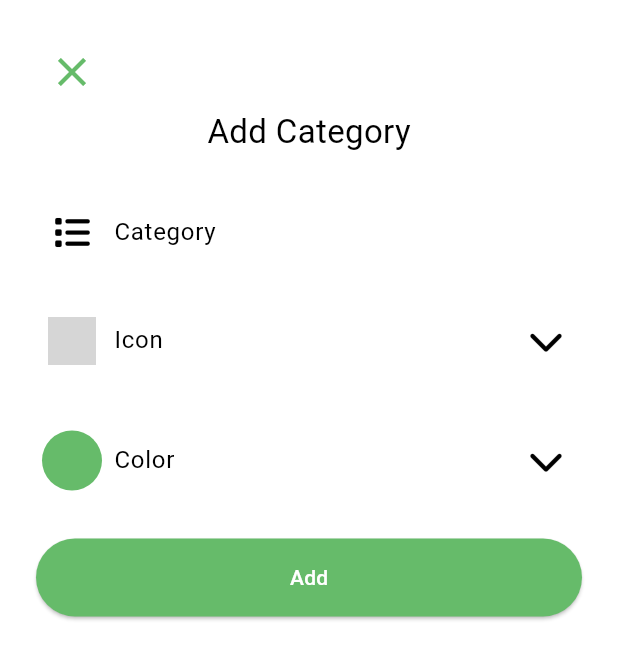
After one commit to prateekthakur272/pizza, a Flutter app: the AddCategoryScreen screen opened directly, on a phone screen of 412 x 824 dp. The commit adds this screen. Shown: the top 659 px of the screen. Run offline on Flutter 3.47's test engine with Material 3 defaults, Android fonts, the phone set to English and light mode, and no system bars; our stand-ins replace bloc, cloud_firestore, equatable, firebase_auth, firebase_core, fl_chart and 4 more; accounts and stored records are empty; grey boxes are pictures that could not be loaded.

Commit message:
adds add category screen

```diff
--- a/lib/main.dart
+++ b/lib/main.dart
@@ -1,10 +1,13 @@
+import 'package:bloc/bloc.dart';
 import 'package:firebase_core/firebase_core.dart';
 import 'package:flutter/material.dart';
 import 'package:pizza/app.dart';
+import 'package:pizza/blocs/bloc_observer.dart';
 import 'package:user_repository/user_repository.dart';
 
 void main(List<String> args) async {
   WidgetsFlutterBinding.ensureInitialized();
   await Firebase.initializeApp();
+  Bloc.observer = SimpleBlocObserver();
   runApp(App(userRepository: FirebaseUserRepository()));
 }
--- /dev/null
+++ b/lib/screens/add_expense/add_category.dart
@@ -0,0 +1,174 @@
+import 'package:flutter/material.dart';
+import 'package:flutter_colorpicker/flutter_colorpicker.dart';
+import 'package:font_awesome_flutter/font_awesome_flutter.dart';
+import 'package:pizza/constants/constants.dart';
+import 'package:pizza/widgets/custom_form_field.dart';
+
+class AddCategoryScreen extends StatefulWidget {
+  const AddCategoryScreen({super.key});
+
+  @override
+  State<AddCategoryScreen> createState() => _AddCategoryScreenState();
+}
+
+class _AddCategoryScreenState extends State<AddCategoryScreen> {
+  List<String> myCategoriesIcons = [
+    'entertainment',
+    'food',
+    'home',
+    'pet',
+    'shopping',
+    'tech',
+    'travel'
+  ];
+  var _iconSelectorExpanded = false;
+
+  String _iconSelected = 'home';
+  Color _colorSelected = colorPrimary;
+
+  @override
+  Widget build(BuildContext context) {
+    return Scaffold(
+      body: SafeArea(
+        child: Padding(
+          padding: const EdgeInsets.all(24),
+          child: SingleChildScrollView(
+            child: Column(
+              children: [
+                Align(
+                    alignment: Alignment.topLeft,
+                    child: IconButton(
+                        iconSize: 32,
+                        style: IconButton.styleFrom(
+                            backgroundColor:
+                                Theme.of(context).colorScheme.surface,
+                            foregroundColor:
+                                Theme.of(context).colorScheme.primary),
+                        onPressed: () {
+                          Navigator.pop(context);
+                        },
+                        icon: const Icon(Icons.close))),
+                const Text(
+                  'Add Category',
+                  style: TextStyle(fontSize: 22, fontWeight: FontWeight.w400),
+                ),
+                space24,
+                const CustomFormField(
+                  label: 'Category',
+                  prefixIcon: Icon(FontAwesomeIcons.list),
+                ),
+                space16,
+                CustomFormField(
+                  readOnly: true,
+                  label: 'Icon',
+                  suffixIcon: const Icon(FontAwesomeIcons.chevronDown),
+                  prefixIcon: Padding(
+                    padding: const EdgeInsets.all(8.0),
+                    child: ImageIcon(AssetImage('assets/$_iconSelected.png'),),
+                  ),
+                  onTap: () {
+                    setState(() {
+                      _iconSelectorExpanded = !_iconSelectorExpanded;
+                    });
+                  },
+                ),
+                space8,
+                Visibility(
+                  visible: _iconSelectorExpanded,
+                  child: Container(
+                    padding: const EdgeInsets.all(8),
+                    width: MediaQuery.of(context).size.width,
+                    height: 200,
+                    decoration: BoxDecoration(
+                        borderRadius: BorderRadius.circular(24),
+                        color: Colors.white),
+                    child: GridView.builder(
+                        gridDelegate:
+                            const SliverGridDelegateWithFixedCrossAxisCount(
+                                crossAxisCount: 5,
+                                crossAxisSpacing: 4,
+                                mainAxisSpacing: 4),
+                        itemCount: myCategoriesIcons.length,
+                        itemBuilder: (context, index) => Container(
+                              decoration: BoxDecoration(
+                                  shape: BoxShape.rectangle,
+                                  borderRadius: BorderRadius.circular(16),
+                                  border: Border.all(
+                                      color: _iconSelected ==
+                                              myCategoriesIcons[index]
+                                          ? Theme.of(context)
+                                              .colorScheme
+                                              .primary
+                                          : Theme.of(context)
+                                              .colorScheme
+                                              .onSurface)),
+                              child: InkWell(
+                                onTap: () {
+                                  setState(() {
+                                    _iconSelected = myCategoriesIcons[index];
+                                  });
+                                },
+                                child: ImageIcon(
+                                  color: _iconSelected ==
+                                          myCategoriesIcons[index]
+                                      ? Theme.of(context).colorScheme.primary
+                                      : Theme.of(context).colorScheme.onSurface,
+                                  AssetImage(
+                                      'assets/${myCategoriesIcons[index]}.png'),
+                                ),
+                              ),
+                            )),
+                  ),
+                ),
+                space16,
+                CustomFormField(
+                  onTap: () {
+                    showDialog(
+                        context: context,
+                        builder: (context) => AlertDialog(
+                            title: const Text('Pick a color'),
+                            content: SingleChildScrollView(
+                              child: Column(children: [
+                                ColorPicker(
+                                  pickerColor: _colorSelected,
+                                  onColorChanged: (Color value) {
+                                    setState(() {
+                                      _colorSelected = value;
+                                    });
+                                  },
+                                ),
+                                OutlinedButton(
+                                    onPressed: () {
+                                      Navigator.pop(context);
+                                    },
+                                    child: const Text('Done'))
+                              ]),
+                            )));
+                  },
+                  readOnly: true,
+                  label: 'Color',
+                  suffixIcon: const Icon(FontAwesomeIcons.chevronDown),
+                  prefixIcon: Padding(
+                    padding: const EdgeInsets.all(4),
+                    child: Container(
+                      width: 24,
+                      height: 24,
+                      decoration: BoxDecoration(
+                          shape: BoxShape.circle, color: _colorSelected),
+                    ),
+                  ),
+                ),
+                space8,
+                space16,
+                SizedBox(
+                    width: MediaQuery.of(context).size.width,
+                    child: ElevatedButton(
+                        onPressed: () {}, child: const Text('Add')))
+              ],
+            ),
+          ),
+        ),
+      ),
+    );
+  }
+}
--- a/pubspec.yaml
+++ b/pubspec.yaml
@@ -44,6 +44,7 @@ dependencies:
   font_awesome_flutter: ^10.7.0
   fl_chart: ^0.66.2
   intl: ^0.19.0
+  flutter_colorpicker: ^1.0.3
 
 dev_dependencies:
   flutter_test:
@@ -61,6 +62,8 @@ dev_dependencies:
 
 # The following section is specific to Flutter packages.
 flutter:
+  assets:
+    [assets/]
 
   # The following line ensures that the Material Icons font is
   # included with your application, so that you can use the icons in
```
Also changed, not shown: lib/screens/add_expense/add_expense.dart (+24 -19 lines), assets/entertainment.png (added), assets/food.png (added), assets/home.png (added), assets/pet.png (added), assets/shopping.png (added), assets/tech.png (added), assets/travel.png (added), pubspec.lock.
